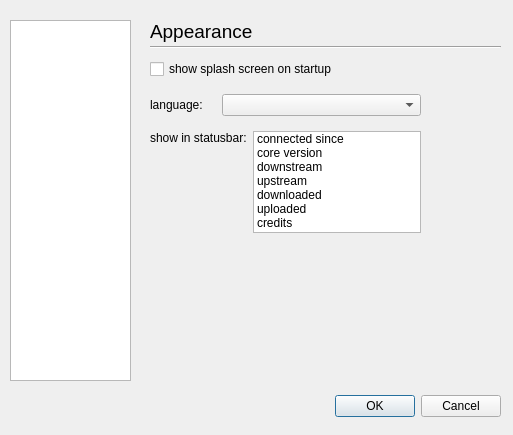
This is juicer/src/qajoptionsdialogbase.ui in applejuicenetz/gui-juicer as Qt 5 draws it before an edit. The edited form follows.
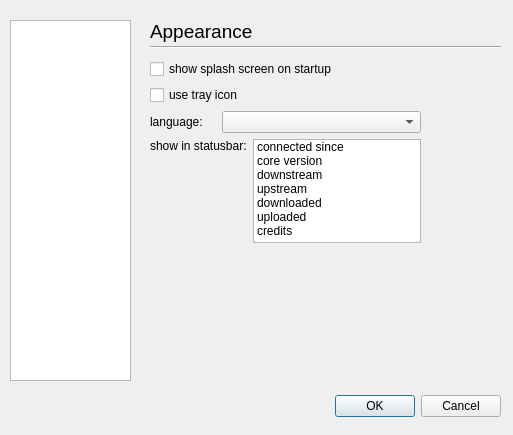
This is the edited form. The open tabs and pages were chosen to show the change.

Commit message: - added (basic) tray icon - changed some settings from QString to bool

Diff of the .ui file:
```diff
--- a/juicer/src/qajoptionsdialogbase.ui
+++ b/juicer/src/qajoptionsdialogbase.ui
@@ -460,13 +460,13 @@
       <string>Appearance</string>
      </property>
     </widget>
-    <widget class="QWidget" name="layoutWidget" >
+    <widget class="QWidget" name="" >
      <property name="geometry" >
       <rect>
        <x>10</x>
        <y>50</y>
        <width>271</width>
-       <height>174</height>
+       <height>184</height>
       </rect>
      </property>
      <layout class="QVBoxLayout" >
@@ -474,7 +474,7 @@
        <number>0</number>
       </property>
       <property name="spacing" >
-       <number>15</number>
+       <number>6</number>
       </property>
       <item>
        <widget class="QCheckBox" name="showSplash" >
@@ -483,6 +483,13 @@
         </property>
        </widget>
       </item>
+      <item>
+       <widget class="QCheckBox" name="trayCheckBox" >
+        <property name="text" >
+         <string>use tray icon</string>
+        </property>
+       </widget>
+      </item>
       <item>
        <layout class="QHBoxLayout" >
         <property name="margin" >
```
The commit also changes 6 other files.
